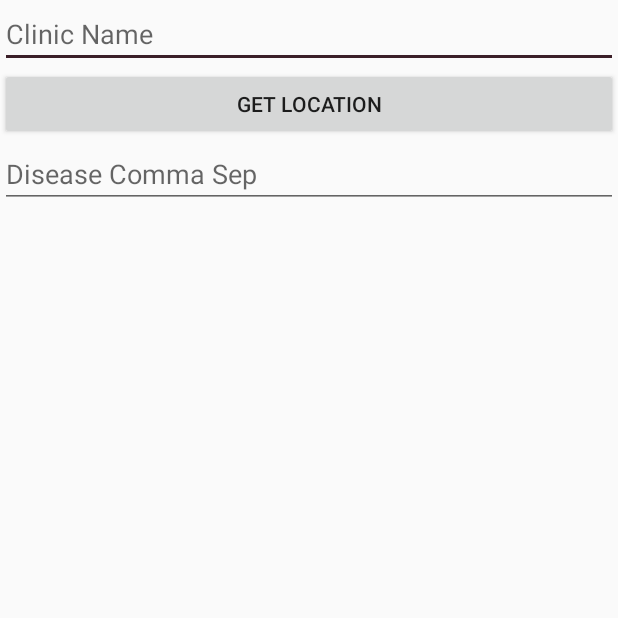
After one commit to khirulbasher/doctor_history_collector, an Android app: the fragment ClinicFragment shown on its own in the app's theme, on a phone screen of 412 x 824 dp, the top half of it. The commit adds this screen. Run offline under Robolectric (Android 15) with nearby library versions, the phone set to English and light mode, and no system bars.

Commit message:
Location Added

```diff
--- a/app/build.gradle
+++ b/app/build.gradle
@@ -19,15 +19,17 @@ android {
 }
 
 dependencies {
-    implementation fileTree(dir: 'libs', include: ['*.jar'])
+    implementation fileTree(include: ['*.jar'], dir: 'libs')
     implementation 'com.android.support:appcompat-v7:26.1.0'
     implementation 'com.android.support:design:26.1.0'
     implementation 'com.android.support.constraint:constraint-layout:1.0.2'
     testImplementation 'junit:junit:4.12'
     androidTestImplementation 'com.android.support.test:runner:1.0.1'
     androidTestImplementation 'com.android.support.test.espresso:espresso-core:3.0.1'
-
     compile 'com.google.firebase:firebase-core:11.8.0'
+    implementation 'com.google.android.gms:play-services:11.8.0'
+    implementation 'com.google.android.gms:play-services-ads:11.8.0'
+    implementation 'com.google.android.gms:play-services-maps:11.8.0'
 }
 
 apply plugin: 'com.google.gms.google-services'
--- a/app/src/main/AndroidManifest.xml
+++ b/app/src/main/AndroidManifest.xml
@@ -20,5 +20,6 @@
             </intent-filter>
         </activity>
     </application>
-
+    <uses-permission android:name="android.permission.INTERNET"/>
+    <uses-permission android:name="android.permission.ACCESS_COARSE_LOCATION"/>
 </manifest>
--- /dev/null
+++ b/app/src/main/java/com/lemon/doctorpointcollector/entity/Clinic.java
@@ -0,0 +1,21 @@
+package com.lemon.doctorpointcollector.entity;
+
+import java.util.ArrayList;
+import java.util.List;
+
+/**
+ * Created by lemon on 3/11/2018.
+ */
+
+@SuppressWarnings("DefaultFileTemplate")
+public class Clinic {
+    public String name;
+    public Location location;
+    public String[] diseases;
+    public List<Doctor> doctors;
+
+    public Clinic() {
+        this.doctors=new ArrayList<>();
+        location=new Location();
+    }
+}
--- /dev/null
+++ b/app/src/main/java/com/lemon/doctorpointcollector/entity/Location.java
@@ -0,0 +1,12 @@
+package com.lemon.doctorpointcollector.entity;
+
+/**
+ * Created by lemon on 3/11/2018.
+ */
+
+public class Location {
+    public String division;
+    public String district;
+    public String latitude;
+    public String longitude;
+}
--- /dev/null
+++ b/app/src/main/java/com/lemon/doctorpointcollector/fragments/ClinicFragment.java
@@ -0,0 +1,67 @@
+package com.lemon.doctorpointcollector.fragments;
+
+import android.Manifest;
+import android.app.ActionBar;
+import android.content.pm.PackageManager;
+import android.location.Location;
+import android.os.Bundle;
+import android.support.annotation.NonNull;
+import android.support.annotation.Nullable;
+import android.support.v4.app.ActivityCompat;
+import android.support.v4.app.Fragment;
+import android.view.LayoutInflater;
+import android.view.View;
+import android.view.ViewGroup;
+import android.widget.Button;
+import android.widget.EditText;
+
+import com.google.android.gms.location.FusedLocationProviderClient;
+import com.google.android.gms.location.LocationServices;
+import com.google.android.gms.tasks.OnCompleteListener;
+import com.google.android.gms.tasks.Task;
+import com.lemon.doctorpointcollector.MainActivity;
+import com.lemon.doctorpointcollector.R;
+import com.lemon.doctorpointcollector.entity.Clinic;
+
+/**
+ * Created by lemon on 3/10/2018.
+ */
+
+@SuppressWarnings("DefaultFileTemplate")
+public class ClinicFragment extends Fragment {
+    View view;
+    Button button;
+    EditText clinicName, disease;
+    Clinic clinic;
+    @Nullable
+    @Override
+    public View onCreateView(LayoutInflater inflater, @Nullable ViewGroup container, @Nullable Bundle savedInstanceState) {
+        view = inflater.inflate(R.layout.fragment_clinic, container, false);
+        clinic=new Clinic();
+        initBasic(view);
+        return view;
+    }
+
+    private void initBasic(View view) {
+        button = view.findViewById(R.id.location);
+        button.setOnClickListener(new View.OnClickListener() {
+            @Override
+            public void onClick(View view) {
+                FusedLocationProviderClient providerClient = LocationServices.getFusedLocationProviderClient(getActivity());
+                if (ActivityCompat.checkSelfPermission(getActivity(), Manifest.permission.ACCESS_FINE_LOCATION) != PackageManager.PERMISSION_GRANTED && ActivityCompat.checkSelfPermission(getActivity(), Manifest.permission.ACCESS_COARSE_LOCATION) != PackageManager.PERMISSION_GRANTED) {
+                    ActivityCompat.requestPermissions(getActivity(),new String[]{Manifest.permission.ACCESS_COARSE_LOCATION},0);
+                }
+                providerClient.getLastLocation().addOnCompleteListener(new OnCompleteListener<Location>() {
+                    @Override
+                    public void onComplete(@NonNull Task<Location> task) {
+                        clinic.location.latitude=task.getResult().getLatitude()+"";
+                        clinic.location.longitude=task.getResult().getLongitude()+"";
+                        button.setText("["+clinic.location.latitude+","+clinic.location.longitude+"]");
+                    }
+                });
+            }
+        });
+        clinicName=view.findViewById(R.id.clinic_name);
+        disease=view.findViewById(R.id.disease);
+    }
+}
--- a/app/src/main/res/layout/content_main.xml
+++ b/app/src/main/res/layout/content_main.xml
@@ -4,7 +4,7 @@
     xmlns:tools="http://schemas.android.com/tools"
     android:layout_width="match_parent"
     android:layout_height="match_parent"
-    android:id="@+id/content_main"
+    android:id="@+id/main_content"
     app:layout_behavior="@string/appbar_scrolling_view_behavior"
     tools:context="com.lemon.doctorpointcollector.MainActivity"
     tools:showIn="@layout/app_bar_main">
--- /dev/null
+++ b/app/src/main/res/layout/fragment_clinic.xml
@@ -0,0 +1,24 @@
+<?xml version="1.0" encoding="utf-8"?>
+<LinearLayout
+    xmlns:android="http://schemas.android.com/apk/res/android" android:layout_width="match_parent"
+    android:orientation="vertical"
+    android:layout_height="match_parent">
+
+    <EditText
+        android:layout_width="match_parent"
+        android:hint="@string/clinic_name"
+        android:id="@+id/clinic_name"
+        android:layout_height="wrap_content" />
+    <Button
+        android:layout_width="match_parent"
+        android:text="@string/get_location"
+        android:id="@+id/location"
+        android:layout_height="wrap_content" />
+    <EditText
+        android:layout_width="match_parent"
+        android:hint="@string/disease"
+        android:id="@+id/disease"
+        android:layout_height="wrap_content" />
+
+
+</LinearLayout>
--- a/app/src/main/res/values/strings.xml
+++ b/app/src/main/res/values/strings.xml
@@ -9,4 +9,11 @@
     <string name="SHA1" translatable="false" >05:99:B3:C6:4B:26:D0:A9:96:3C:03:FA:A8:6A:99:D8:36:C2:74:E1</string>
     <string name="doctor_s_point">Doctor\'s Point</string>
     <string name="garland_inc">garland Inc.</string>
+    <string name="add_clinic">Add Clinic</string>
+    <string name="add_doctor">Add Doctor</string>
+    <string name="add_hospital">Add Hospital</string>
+    <string name="tools">Tools</string>
+    <string name="get_location">GET LOCATION</string>
+    <string name="disease">Disease Comma Sep</string>
+    <string name="clinic_name">Clinic Name</string>
 </resources>
```
Also changed, not shown: app/src/main/java/com/lemon/doctorpointcollector/MainActivity.java (+19 -14 lines), app/src/main/res/drawable/ic_add_circle_black_24dp.xml (added, +9 -0 lines), app/src/main/res/menu/activity_main_drawer.xml (+11 -22 lines).
